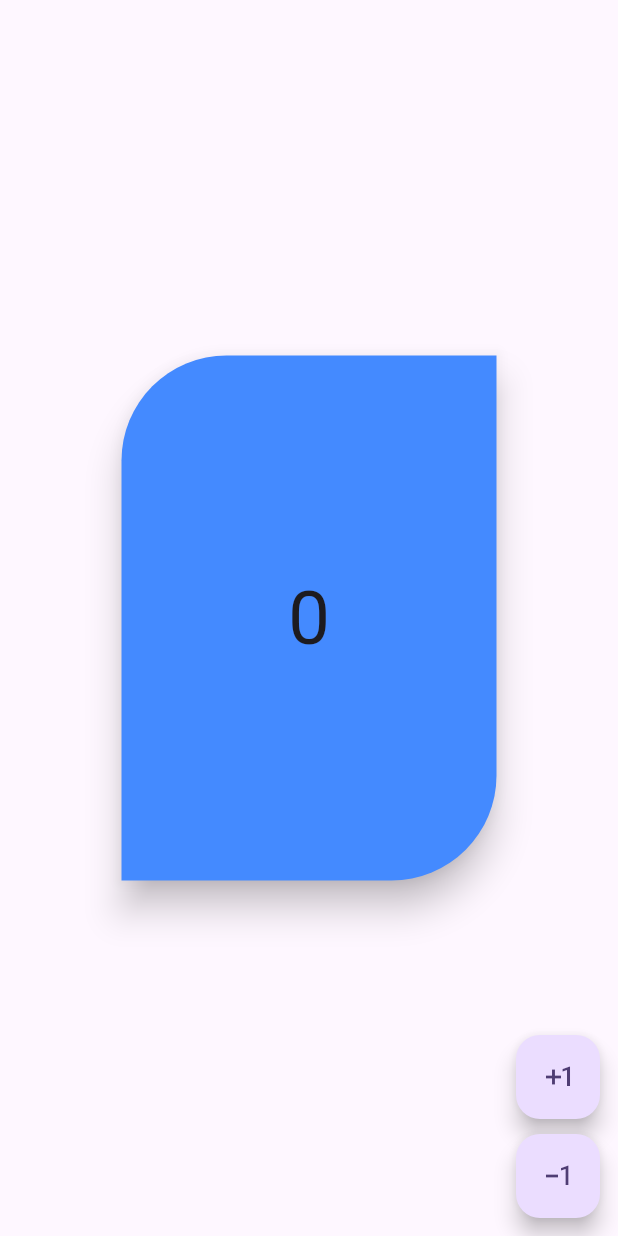
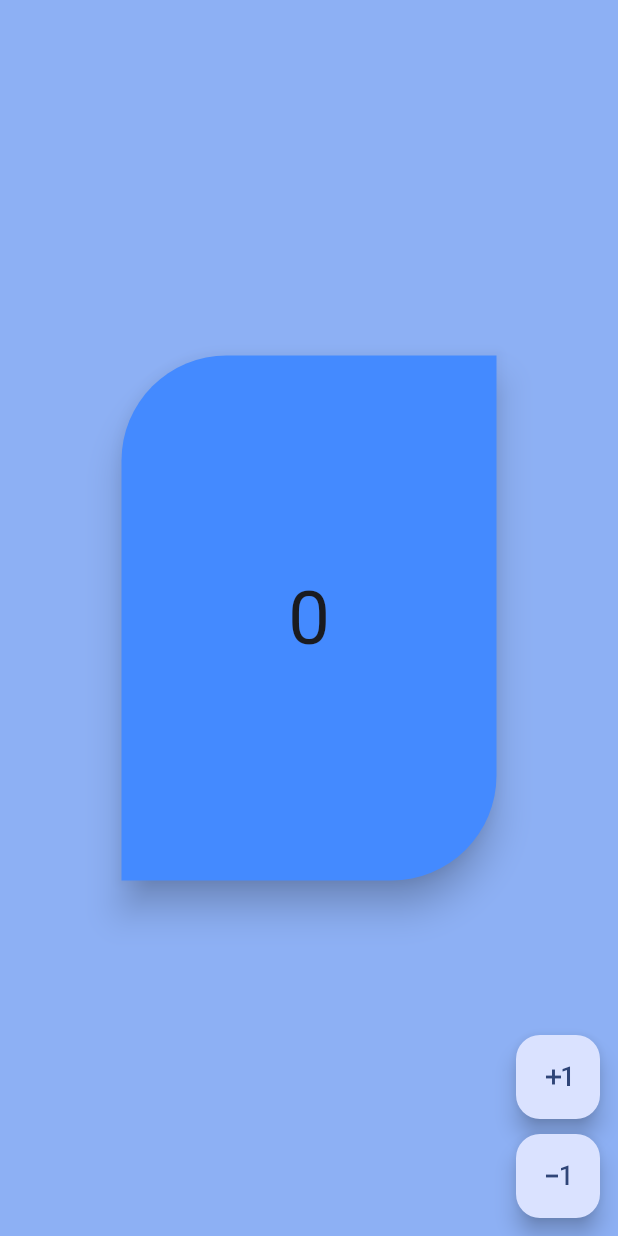
Before and after one commit to dev-logik/WetinWeather, a Flutter app: the screen it shows after launch, on a phone screen of 412 x 824 dp. Run offline on Flutter 3.47's test engine with Material 3 defaults, Android fonts, the phone set to English and light mode, and no system bars; our stand-ins replace flutter_bloc.

Commit message:
Slight adjustments were made on the ThemeData object configuration. The primary color was swapped with the secondary color_2

```diff
--- a/lib/main.dart
+++ b/lib/main.dart
@@ -1,5 +1,7 @@
 import 'package:bloc_app/Bloc/counter_bloc.dart';
 import 'package:bloc_app/presentation/screens/counter_ui.dart';
+import 'package:bloc_app/theme/dark_theme.dart';
+import 'package:bloc_app/theme/light_theme.dart';
 import 'package:flutter/material.dart';
 import 'package:flutter_bloc/flutter_bloc.dart';
 
@@ -15,12 +17,8 @@ class MyApp extends StatelessWidget {
   Widget build(BuildContext context) {
     return MaterialApp(
       title: 'Flutter Demo',
-      theme: ThemeData(
-        colorScheme: ColorScheme.fromSeed(
-          seedColor: Colors.deepPurple,
-        ),
-        useMaterial3: true,
-      ),
+      theme: AppLightTheme.lightThemeData,
+      darkTheme: AppDarkTheme.darkThemeData,
       home: BlocProvider(
         create: (context) => CounterBloc(0),
         child: CounterView(),
--- a/lib/theme/light_theme.dart
+++ b/lib/theme/light_theme.dart
@@ -74,5 +74,6 @@ class AppLightTheme {
       enableFeedback: true,
     ),
     brightness: Brightness.light,
+    colorScheme: ColorScheme.fromSeed(seedColor: LightColorConstants.seedColor),
   );
 }
--- a/lib/utilities/color_constants.dart
+++ b/lib/utilities/color_constants.dart
@@ -13,10 +13,11 @@ class DarkColorConstants {
 
 class LightColorConstants {
   LightColorConstants._();
-  static final primaryColor = Color.fromARGB(255, 28, 68, 148);
+  static final primaryColor = const Color.fromARGB(255, 141, 176, 244);
   static final secondaryColor_1 = const Color.fromARGB(255, 86, 130, 215);
-  static final secondaryColor_2 = const Color.fromARGB(255, 141, 176, 244);
+  static final secondaryColor_2 = Color.fromARGB(255, 28, 68, 148);
   static final tertiaryColor = const Color.fromARGB(255, 0, 0, 0);
-  static final gradientColor1 = const Color.fromARGB(224, 7, 139, 126);
+  static final gradientColor_1 = const Color.fromARGB(224, 7, 139, 126);
   static final gradientColor_2 = const Color.fromARGB(255, 112, 153, 232);
+  static final seedColor = const Color.fromARGB(225, 28, 68, 146);
 }
```
